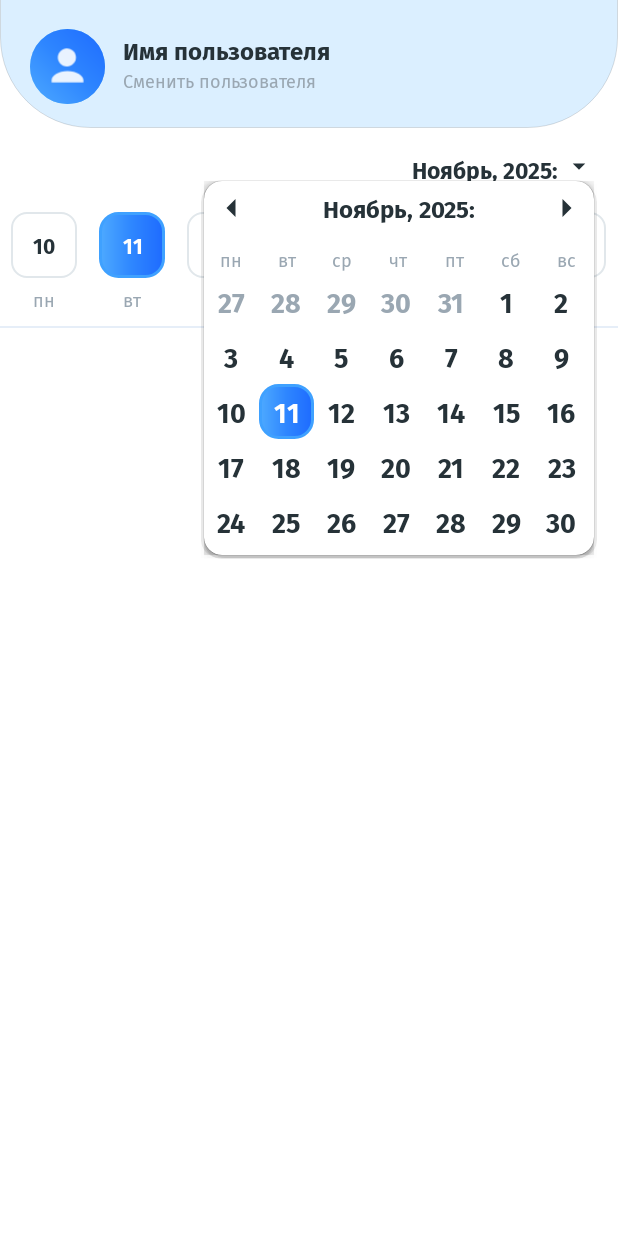
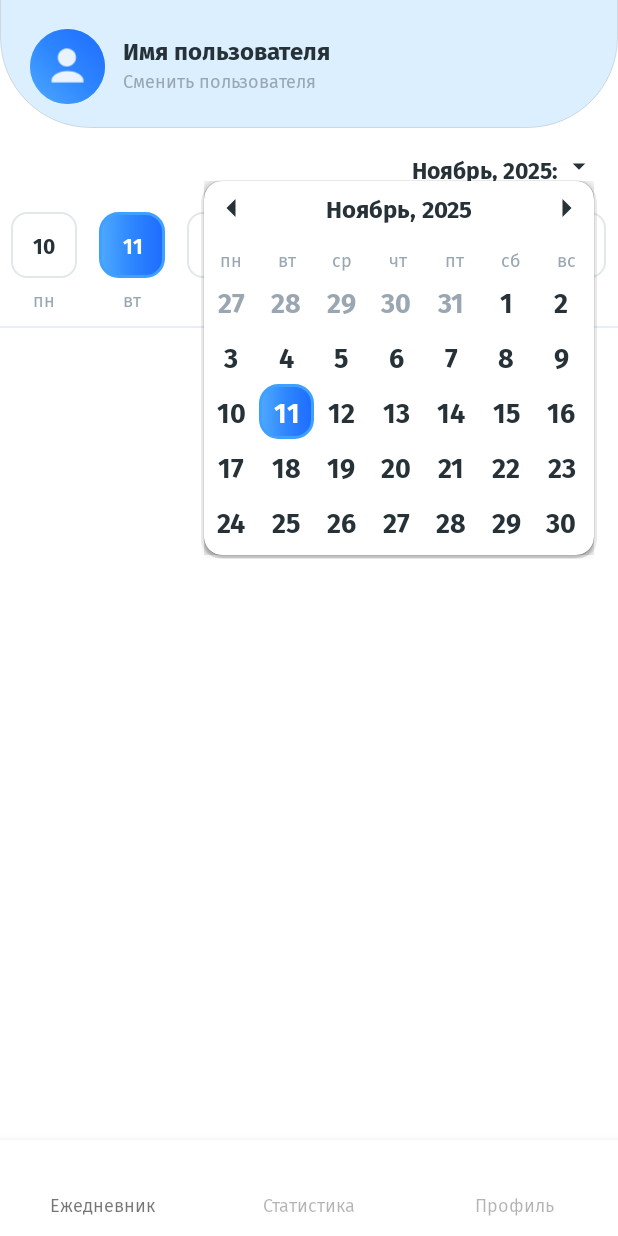
Before and after one commit to Op1m/medicine-reminder-app, an Android app: the screen it shows after launch (MainActivity), after a tap on "open calendar", on a phone screen of 412 x 824 dp. Run offline under Robolectric (Android 15) with nearby library versions, the light colour scheme and no system bars.

Commit message:
Down panel main screen

```diff
--- a/android-app/app/src/main/java/com/op1m/medrem/android/ui/main/CalendarPopup.kt
+++ b/android-app/app/src/main/java/com/op1m/medrem/android/ui/main/CalendarPopup.kt
@@ -31,7 +31,7 @@ class CalendarPopup(
         "Январь","Февраль","Март","Апрель","Май","Июнь",
         "Июль","Август","Сентябрь","Октябрь","Ноябрь","Декабрь"
     )
-    private var currentMonth: YearMonth = YearMonth.of(year, month)
+    private var currentMonth: YearMonth = initialSelected?.let { YearMonth.from(it) } ?: YearMonth.of(year, month)
     private var selectedDate: LocalDate? = initialSelected
     private val inflater = LayoutInflater.from(ctx)
     private val contentView: View = inflater.inflate(R.layout.popup_calendar, null)
@@ -53,7 +53,7 @@ class CalendarPopup(
 
         fun updateHeader() {
             val monthName = MONTHS_NOMINATIVE[currentMonth.monthValue - 1]
-            tvMonthYear.text = "$monthName, ${currentMonth.year}:"
+            tvMonthYear.text = "$monthName, ${currentMonth.year}"
         }
 
         updateHeader()
--- /dev/null
+++ b/android-app/app/src/main/java/com/op1m/medrem/android/ui/main/DiaryFragment.kt
@@ -0,0 +1,121 @@
+package com.op1m.medrem.android.ui.main
+
+import android.graphics.Color
+import android.os.Bundle
+import android.view.LayoutInflater
+import android.view.View
+import android.view.ViewGroup
+import android.widget.HorizontalScrollView
+import android.widget.ImageView
+import android.widget.LinearLayout
+import android.widget.TextView
+import androidx.fragment.app.Fragment
+import com.op1m.medrem.android.R
+import org.threeten.bp.DayOfWeek
+import org.threeten.bp.LocalDate
+import org.threeten.bp.YearMonth
+import org.threeten.bp.format.TextStyle
+import org.threeten.bp.temporal.TemporalAdjusters
+import java.util.Locale
+
+class DiaryFragment : Fragment(), CalendarDialogFragment.Listener {
+
+    private lateinit var weekContainer: LinearLayout
+    private lateinit var hsvWeek: HorizontalScrollView
+    private val locale = Locale("ru")
+    private var selectedDate: LocalDate? = null
+    private val today: LocalDate = LocalDate.now()
+
+    companion object {
+        fun newInstance(): DiaryFragment = DiaryFragment()
+    }
+
+    override fun onCreateView(inflater: LayoutInflater, container: ViewGroup?, savedInstanceState: Bundle?): View? {
+        return inflater.inflate(R.layout.fragment_diary, container, false)
+    }
+
+    override fun onViewCreated(view: View, savedInstanceState: Bundle?) {
+        val tvMonthYear = view.findViewById<TextView>(R.id.tv_month_year)
+        val ivArrow = view.findViewById<ImageView>(R.id.iv_month_arrow)
+        hsvWeek = view.findViewById(R.id.hsv_week)
+        weekContainer = view.findViewById(R.id.week_container)
+
+        if (savedInstanceState != null) {
+            val s = savedInstanceState.getString("selected_date")
+            if (s != null) selectedDate = LocalDate.parse(s)
+        } else {
+            selectedDate = today
+        }
+
+        val todayDate = LocalDate.now()
+        setWeekForDate(todayDate)
+
+        val rawInit = MONTHS_NOMINATIVE[todayDate.monthValue - 1]
+        tvMonthYear.text = "$rawInit, ${todayDate.year}:"
+
+        val openCalendar = View.OnClickListener {
+            val anchor = ivArrow
+            val popup = CalendarPopup(requireContext(), YearMonth.now().year, YearMonth.now().monthValue, selectedDate, object : CalendarDialogFragment.Listener {
+                override fun onDateSelected(date: LocalDate) {
+                    selectedDate = date
+                    val raw = MONTHS_NOMINATIVE[date.monthValue - 1]
+                    tvMonthYear.text = "$raw, ${date.year}"
+                    setWeekForDate(date)
+                }
+            })
+            popup.show(anchor)
+        }
+        view.findViewById<View>(R.id.tv_month_year).setOnClickListener(openCalendar)
+        ivArrow.setOnClickListener(openCalendar)
+    }
+
+    private fun setWeekForDate(date: LocalDate) {
+        weekContainer.removeAllViews()
+        val monday = date.with(TemporalAdjusters.previousOrSame(DayOfWeek.MONDAY))
+        val inflater = LayoutInflater.from(requireContext())
+        for (i in 0..6) {
+            val d = monday.plusDays(i.toLong())
+            val item = inflater.inflate(R.layout.item_week_day, weekContainer, false) as View
+            val tvNum = item.findViewById<TextView>(R.id.tv_day_num)
+            val tvAbbr = item.findViewById<TextView>(R.id.tv_day_abbr)
+            tvNum.text = d.dayOfMonth.toString()
+            tvAbbr.text = d.dayOfWeek.getDisplayName(TextStyle.SHORT, locale).lowercase(locale)
+            val lp = LinearLayout.LayoutParams(0, LinearLayout.LayoutParams.WRAP_CONTENT, 1f)
+            item.layoutParams = lp
+            item.isClickable = true
+            val isToday = d == today
+            val isSelected = selectedDate != null && d == selectedDate
+            if (isSelected) {
+                tvNum.setBackgroundResource(R.drawable.day_bg_selected)
+                tvNum.setTextColor(Color.WHITE)
+            } else if (isToday) {
+                tvNum.setBackgroundResource(R.drawable.day_bg_today_outline)
+                tvNum.setTextColor(Color.parseColor("#263238"))
+            } else {
+                tvNum.setBackgroundResource(R.drawable.week_day_bg_selector)
+                tvNum.setTextColor(Color.parseColor("#263238"))
+            }
+            item.setOnClickListener {
+                selectedDate = d
+                setWeekForDate(d)
+            }
+            weekContainer.addView(item)
+        }
+        hsvWeek.post { hsvWeek.fullScroll(HorizontalScrollView.FOCUS_LEFT) }
+    }
+
+    override fun onSaveInstanceState(outState: Bundle) {
+        super.onSaveInstanceState(outState)
+        selectedDate?.let { outState.putString("selected_date", it.toString()) }
+    }
+
+    override fun onDateSelected(date: LocalDate) {
+        selectedDate = date
+        setWeekForDate(date)
+    }
+
+    private val MONTHS_NOMINATIVE = arrayOf(
+        "Январь","Февраль","Март","Апрель","Май","Июнь",
+        "Июль","Август","Сентябрь","Октябрь","Ноябрь","Декабрь"
+    )
+}
--- a/android-app/app/src/main/java/com/op1m/medrem/android/ui/main/MainActivity.kt
+++ b/android-app/app/src/main/java/com/op1m/medrem/android/ui/main/MainActivity.kt
@@ -1,122 +1,58 @@
 package com.op1m.medrem.android.ui.main
 
-import android.graphics.Color
 import android.os.Bundle
-import android.view.LayoutInflater
 import android.view.View
-import android.widget.ImageView
 import android.widget.LinearLayout
-import android.widget.TextView
 import androidx.appcompat.app.AppCompatActivity
 import com.op1m.medrem.android.R
-import org.threeten.bp.DayOfWeek
-import org.threeten.bp.LocalDate
-import org.threeten.bp.YearMonth
-import org.threeten.bp.format.TextStyle
-import org.threeten.bp.temporal.TemporalAdjusters
-import java.util.Locale
 
-class MainActivity : AppCompatActivity(), CalendarDialogFragment.Listener {
+class MainActivity : AppCompatActivity() {
 
-    private lateinit var weekContainer: LinearLayout
-    private val locale = Locale("ru")
-    private var selectedDate: LocalDate? = null
-    private val today: LocalDate = LocalDate.now()
-
-    private val MONTHS_NOMINATIVE = arrayOf(
-        "Январь","Февраль","Март","Апрель","Май","Июнь",
-        "Июль","Август","Сентябрь","Октябрь","Ноябрь","Декабрь"
-    )
+    private lateinit var tab1: LinearLayout
+    private lateinit var tab2: LinearLayout
+    private lateinit var tab3: LinearLayout
 
     override fun onCreate(savedInstanceState: Bundle?) {
         super.onCreate(savedInstanceState)
         setContentView(R.layout.activity_main)
-        weekContainer = findViewById(R.id.week_container)
-        val tvMonthYear = findViewById<TextView>(R.id.tv_month_year)
-        val ivArrow = findViewById<ImageView>(R.id.iv_month_arrow)
-        if (savedInstanceState != null) {
-            val saved = savedInstanceState.getString("selected_date")
-            if (saved != null) selectedDate = LocalDate.parse(saved)
-        } else {
-            selectedDate = today
-        }
-        val todayDate = LocalDate.now()
-        setWeekForDate(todayDate)
-        val monthNameInit = MONTHS_NOMINATIVE[todayDate.monthValue - 1]
-        tvMonthYear.text = "$monthNameInit, ${todayDate.year}:"
-        val openCalendar = View.OnClickListener {
-            val anchor = findViewById<View>(R.id.iv_month_arrow)
-            val popup = CalendarPopup(
-                this,
-                YearMonth.now().year,
-                YearMonth.now().monthValue,
-                selectedDate,
-                object : CalendarDialogFragment.Listener {
-                    override fun onDateSelected(date: LocalDate) {
-                        selectedDate = date
-                        val tvMonthYear = findViewById<TextView>(R.id.tv_month_year)
-                        val monthName = MONTHS_NOMINATIVE[date.monthValue - 1]
-                        tvMonthYear.text = "$monthName, ${date.year}:"
-                        setWeekForDate(date)
-                    }
-                }
-            )
-            popup.show(anchor)
-        }
-        findViewById<View>(R.id.month_year_container).setOnClickListener(openCalendar)
-        ivArrow.setOnClickListener(openCalendar)
-    }
 
-    override fun onSaveInstanceState(outState: Bundle) {
-        super.onSaveInstanceState(outState)
-        selectedDate?.let { outState.putString("selected_date", it.toString()) }
-    }
+        tab1 = findViewById(R.id.btn_tab_1)
+        tab2 = findViewById(R.id.btn_tab_2)
+        tab3 = findViewById(R.id.btn_tab_3)
 
-    private fun setWeekForDate(date: LocalDate) {
-        weekContainer.removeAllViews()
-        val monday = date.with(TemporalAdjusters.previousOrSame(DayOfWeek.MONDAY))
-        val inflater = LayoutInflater.from(this)
+        tab1.setOnClickListener { showDiary() }
+        tab2.setOnClickListener { showStats() }
+        tab3.setOnClickListener { showProfile() }
 
-        for (i in 0..6) {
-            val d = monday.plusDays(i.toLong())
-            val item = inflater.inflate(R.layout.item_week_day, weekContainer, false) as View
-            val tvNum = item.findViewById<TextView>(R.id.tv_day_num)
-            val tvAbbr = item.findViewById<TextView>(R.id.tv_day_abbr)
-
-            tvNum.text = d.dayOfMonth.toString()
-            tvAbbr.text = d.dayOfWeek.getDisplayName(TextStyle.SHORT, locale).lowercase(locale)
-
-            val lp = LinearLayout.LayoutParams(0, LinearLayout.LayoutParams.WRAP_CONTENT, 1f)
-            item.layoutParams = lp
-            item.isClickable = true
-
-            val isToday = d == today
-            val isSelected = selectedDate != null && d == selectedDate
-
-            if (isSelected) {
-                tvNum.setBackgroundResource(R.drawable.day_bg_selected)
-                tvNum.setTextColor(Color.WHITE)
-            } else if (isToday) {
-                tvNum.setBackgroundResource(R.drawable.day_bg_today_outline)
-                tvNum.setTextColor(Color.parseColor("#263238"))
-            } else {
-                tvNum.setBackgroundResource(R.drawable.week_day_bg_selector)
-                tvNum.setTextColor(Color.parseColor("#263238"))
-            }
-
-            item.setOnClickListener {
-                selectedDate = d
-                setWeekForDate(d)
-            }
-            weekContainer.addView(item)
+        if (savedInstanceState == null) {
+            showDiary()
         }
     }
 
-    override fun onDateSelected(date: LocalDate) {
-        selectedDate = date
-        val tvMonthYear = findViewById<TextView>(R.id.tv_month_year)
-        val monthName = MONTHS_NOMINATIVE[date.monthValue - 1]
-        tvMonthYear.text = "$monthName, ${date.year}:"
-        setWeekForDate(date)
+    private fun showDiary() {
+        supportFragmentManager.beginTransaction()
+            .replace(R.id.content_container, DiaryFragment.newInstance())
+            .commit()
+        setActiveTab(1)
+    }
+
+    private fun showStats() {
+        supportFragmentManager.beginTransaction()
+            .replace(R.id.content_container, StatsFragment.newInstance())
+            .commit()
+        setActiveTab(2)
+    }
+
+    private fun showProfile() {
+        supportFragmentManager.beginTransaction()
+            .replace(R.id.content_container, ProfileFragment.newInstance())
+            .commit()
+        setActiveTab(3)
+    }
+
+    private fun setActiveTab(index: Int) {
+        tab1.alpha = if (index == 1) 1f else 0.55f
+        tab2.alpha = if (index == 2) 1f else 0.55f
+        tab3.alpha = if (index == 3) 1f else 0.55f
     }
 }
--- /dev/null
+++ b/android-app/app/src/main/java/com/op1m/medrem/android/ui/main/ProfileFragment.kt
@@ -0,0 +1,22 @@
+package com.op1m.medrem.android.ui.main
+
+import android.os.Bundle
+import android.view.LayoutInflater
+import android.view.View
+import android.view.ViewGroup
+import android.widget.TextView
+import androidx.fragment.app.Fragment
+import com.op1m.medrem.android.R
+
+class ProfileFragment : Fragment() {
+
+    companion object {
+        fun newInstance(): ProfileFragment = ProfileFragment()
+    }
+
+    override fun onCreateView(inflater: LayoutInflater, container: ViewGroup?, savedInstanceState: Bundle?): View? {
+        val v = inflater.inflate(R.layout.fragment_profile, container, false)
+        v.findViewById<TextView>(R.id.profile_label).text = "Профиль"
+        return v
+    }
+}
--- /dev/null
+++ b/android-app/app/src/main/java/com/op1m/medrem/android/ui/main/StatsFragment.kt
@@ -0,0 +1,22 @@
+package com.op1m.medrem.android.ui.main
+
+import android.os.Bundle
+import android.view.LayoutInflater
+import android.view.View
+import android.view.ViewGroup
+import android.widget.TextView
+import androidx.fragment.app.Fragment
+import com.op1m.medrem.android.R
+
+class StatsFragment : Fragment() {
+
+    companion object {
+        fun newInstance(): StatsFragment = StatsFragment()
+    }
+
+    override fun onCreateView(inflater: LayoutInflater, container: ViewGroup?, savedInstanceState: Bundle?): View? {
+        val v = inflater.inflate(R.layout.fragment_stats, container, false)
+        v.findViewById<TextView>(R.id.stats_label).text = "Статистика"
+        return v
+    }
+}
--- a/android-app/app/src/main/res/layout/activity_main.xml
+++ b/android-app/app/src/main/res/layout/activity_main.xml
@@ -2,11 +2,9 @@
 <androidx.constraintlayout.widget.ConstraintLayout
     xmlns:android="http://schemas.android.com/apk/res/android"
     xmlns:app="http://schemas.android.com/apk/res-auto"
-    xmlns:tools="http://schemas.android.com/tools"
     android:id="@+id/root_step2"
     android:layout_width="match_parent"
     android:layout_height="match_parent"
-    android:padding="0dp"
     android:background="@color/white">
 
     <androidx.constraintlayout.widget.ConstraintLayout
@@ -44,8 +42,7 @@
             android:textSize="16sp"
             android:textStyle="bold"
             app:layout_constraintStart_toEndOf="@id/top_iv_avatar_preview"
-            app:layout_constraintTop_toTopOf="parent"
-            app:layout_constraintEnd_toStartOf="@id/month_year_container"/>
+            app:layout_constraintTop_toTopOf="parent" />
 
         <TextView
             android:id="@+id/top_change_user"
@@ -58,75 +55,94 @@
             android:textColor="#9AA7B2"
             android:textSize="12sp"
             app:layout_constraintStart_toEndOf="@id/top_iv_avatar_preview"
-            app:layout_constraintTop_toTopOf="parent"
-            app:layout_constraintEnd_toStartOf="@id/month_year_container"
-            tools:ignore="NotSibling" />
+            app:layout_constraintTop_toTopOf="parent" />
 
     </androidx.constraintlayout.widget.ConstraintLayout>
 
-    <HorizontalScrollView
-        android:id="@+id/hsv_week"
+    <FrameLayout
+        android:id="@+id/content_container"
         android:layout_width="0dp"
-        android:layout_marginTop="10dp"
-        android:layout_height="wrap_content"
-        android:fillViewport="true"
-        android:overScrollMode="never"
-        app:layout_constraintTop_toBottomOf="@id/tv_month_year"
+        android:layout_height="0dp"
+        app:layout_constraintTop_toBottomOf="@id/top_panel"
+        app:layout_constraintBottom_toTopOf="@id/bottom_nav"
         app:layout_constraintStart_toStartOf="parent"
-        app:layout_constraintEnd_toEndOf="parent">
+        app:layout_constraintEnd_toEndOf="parent"/>
+
+    <LinearLayout
+        android:id="@+id/bottom_nav"
+        android:layout_width="0dp"
+        android:layout_height="64dp"
+        android:orientation="horizontal"
+        android:background="@color/white"
+        android:gravity="center"
+        app:layout_constraintBottom_toBottomOf="parent"
+        app:layout_constraintStart_toStartOf="parent"
+        app:layout_constraintEnd_toEndOf="parent"
+        android:elevation="8dp">
 
         <LinearLayout
-            android:id="@+id/week_container"
-            android:layout_width="match_parent"
-            android:layout_height="wrap_content"
-            android:orientation="horizontal" />
-    </HorizontalScrollView>
+            android:id="@+id/btn_tab_1"
+            android:layout_width="0dp"
+            android:layout_weight="1"
+            android:layout_height="match_parent"
+            android:orientation="vertical"
+            android:gravity="center">
 
-    <View
-        android:id="@+id/divider_below_week"
-        android:layout_width="0dp"
-        android:layout_height="1dp"
-        android:layout_marginTop="2dp"
-        android:background="#E6EEF8"
-        app:layout_constraintEnd_toEndOf="parent"
-        app:layout_constraintHorizontal_bias="0.0"
-        app:layout_constraintStart_toStartOf="parent"
-        app:layout_constraintTop_toBottomOf="@id/hsv_week" />
+            <ImageView
+                android:layout_width="24dp"
+                android:layout_height="24dp" />
 
-    <LinearLayout
-        android:id="@+id/month_year_container"
-        android:layout_width="wrap_content"
-        android:layout_height="wrap_content"
-        android:gravity="center_vertical"
-        android:orientation="horizontal"
-        android:padding="2dp"
-        app:layout_constraintStart_toStartOf="@id/top_panel">
+            <TextView
+                android:id="@+id/btn_tab_1_text"
+                android:layout_width="wrap_content"
+                android:layout_height="wrap_content"
+                android:text="Ежедневник"
+                android:textSize="12sp"
+                android:fontFamily="@font/fira_sans"/>
+        </LinearLayout>
+
+        <LinearLayout
+            android:id="@+id/btn_tab_2"
+            android:layout_width="0dp"
+            android:layout_weight="1"
+            android:layout_height="match_parent"
+            android:orientation="vertical"
+            android:gravity="center">
+
+            <ImageView
+                android:layout_width="24dp"
+                android:layout_height="24dp"/>
+
+            <TextView
+                android:id="@+id/btn_tab_2_text"
+                android:layout_width="wrap_content"
+                android:layout_height="wrap_content"
+                android:text="Статистика"
+                android:textSize="12sp"
+                android:fontFamily="@font/fira_sans"/>
+        </LinearLayout>
+
+        <LinearLayout
+            android:id="@+id/btn_tab_3"
+            android:layout_width="0dp"
+            android:layout_weight="1"
+            android:layout_height="match_parent"
+            android:orientation="vertical"
+            android:gravity="center">
+
+            <ImageView
+                android:layout_width="24dp"
+                android:layout_height="24dp" />
+
+            <TextView
+                android:id="@+id/btn_tab_3_text"
+                android:layout_width="wrap_content"
+                android:layout_height="wrap_content"
+                android:text="Профиль"
+                android:textSize="12sp"
+                android:fontFamily="@font/fira_sans"/>
+        </LinearLayout>
 
     </LinearLayout>
 
-    <TextView
-        android:id="@+id/tv_month_year"
-        android:layout_width="wrap_content"
-        android:layout_height="wrap_content"
-        android:layout_marginTop="16dp"
-        android:fontFamily="@font/fira_sans"
-        android:text="Ноябрь 2025"
-        android:textColor="#263238"
-        android:textSize="15sp"
-        android:textStyle="bold"
-        app:layout_constraintEnd_toEndOf="parent"
-        android:layout_marginRight="40dp"
-        app:layout_constraintTop_toBottomOf="@+id/top_panel" />
-
-    <ImageView
-        android:id="@+id/iv_month_arrow"
-        android:layout_width="20dp"
-        android:layout_height="20dp"
-        android:layout_marginStart="4dp"
-        android:contentDescription="open calendar"
-        android:src="@drawable/ic_arrow_down"
-        app:layout_constraintStart_toEndOf="@+id/tv_month_year"
-        app:layout_constraintTop_toTopOf="@+id/tv_month_year"
-        app:tint="#263238" />
-
 </androidx.constraintlayout.widget.ConstraintLayout>
--- /dev/null
+++ b/android-app/app/src/main/res/layout/fragment_diary.xml
@@ -0,0 +1,72 @@
+<?xml version="1.0" encoding="utf-8"?>
+<androidx.constraintlayout.widget.ConstraintLayout
+    xmlns:android="http://schemas.android.com/apk/res/android"
+    xmlns:app="http://schemas.android.com/apk/res-auto"
+    android:layout_width="match_parent"
+    android:layout_height="match_parent"
+    android:padding="0dp">
+
+    <TextView
+        android:id="@+id/tv_month_year"
+        android:layout_width="wrap_content"
+        android:layout_height="wrap_content"
+        android:layout_marginTop="16dp"
+        android:layout_marginEnd="40dp"
+        android:fontFamily="@font/fira_sans"
+        android:text="Ноябрь, 2025"
+        android:textColor="#263238"
+        android:textSize="15sp"
+        android:textStyle="bold"
+        app:layout_constraintEnd_toEndOf="parent"
+        app:layout_constraintTop_toTopOf="parent" />
+
+    <ImageView
+        android:id="@+id/iv_month_arrow"
+        android:layout_width="20dp"
+        android:layout_height="20dp"
+        android:layout_marginStart="4dp"
+        android:contentDescription="open calendar"
+        android:src="@drawable/ic_arrow_down"
+        app:layout_constraintStart_toEndOf="@id/tv_month_year"
+        app:layout_constraintTop_toTopOf="@id/tv_month_year"
+        app:tint="#263238" />
+
+    <HorizontalScrollView
+        android:id="@+id/hsv_week"
+        android:layout_width="0dp"
+        android:layout_marginTop="10dp"
+        android:layout_height="wrap_content"
+        android:fillViewport="true"
+        android:overScrollMode="never"
+        app:layout_constraintTop_toBottomOf="@id/tv_month_year"
+        app:layout_constraintStart_toStartOf="parent"
+        app:layout_constraintEnd_toEndOf="parent">
+
+        <LinearLayout
+            android:id="@+id/week_container"
+            android:layout_width="match_parent"
+            android:layout_height="wrap_content"
+            android:orientation="horizontal" />
+    </HorizontalScrollView>
+
+    <View
+        android:id="@+id/divider_below_week"
+        android:layout_width="0dp"
+        android:layout_height="1dp"
+        android:layout_marginTop="2dp"
+        android:background="#E6EEF8"
+        app:layout_constraintEnd_toEndOf="parent"
+        app:layout_constraintStart_toStartOf="parent"
+        app:layout_constraintTop_toBottomOf="@id/hsv_week" />
+
+    <TextView
+        android:id="@+id/dummy_content"
+        android:layout_width="0dp"
+        android:layout_height="0dp"
+        android:text=""
+        app:layout_constraintTop_toBottomOf="@id/divider_below_week"
+        app:layout_constraintBottom_toBottomOf="parent"
+        app:layout_constraintStart_toStartOf="parent"
+        app:layout_constraintEnd_toEndOf="parent"/>
+
+</androidx.constraintlayout.widget.ConstraintLayout>
--- /dev/null
+++ b/android-app/app/src/main/res/layout/fragment_profile.xml
@@ -0,0 +1,14 @@
+<?xml version="1.0" encoding="utf-8"?>
+<FrameLayout xmlns:android="http://schemas.android.com/apk/res/android"
+    android:layout_width="match_parent"
+    android:layout_height="match_parent"
+    android:gravity="center">
+
+    <TextView
+        android:id="@+id/profile_label"
+        android:layout_width="wrap_content"
+        android:layout_height="wrap_content"
+        android:text="Профиль"
+        android:textSize="20sp"
+        android:fontFamily="@font/fira_sans"/>
+</FrameLayout>
--- /dev/null
+++ b/android-app/app/src/main/res/layout/fragment_stats.xml
@@ -0,0 +1,14 @@
+<?xml version="1.0" encoding="utf-8"?>
+<FrameLayout xmlns:android="http://schemas.android.com/apk/res/android"
+    android:layout_width="match_parent"
+    android:layout_height="match_parent"
+    android:gravity="center">
+
+    <TextView
+        android:id="@+id/stats_label"
+        android:layout_width="wrap_content"
+        android:layout_height="wrap_content"
+        android:text="Статистика"
+        android:textSize="20sp"
+        android:fontFamily="@font/fira_sans"/>
+</FrameLayout>
```
